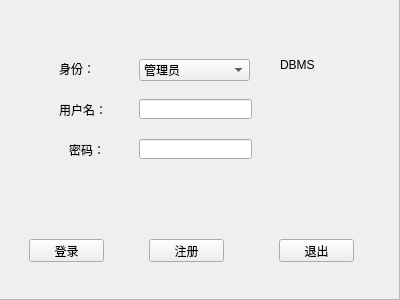
Above: landing.ui from jy-080610/DBMS before the change. Below: the same form after it.
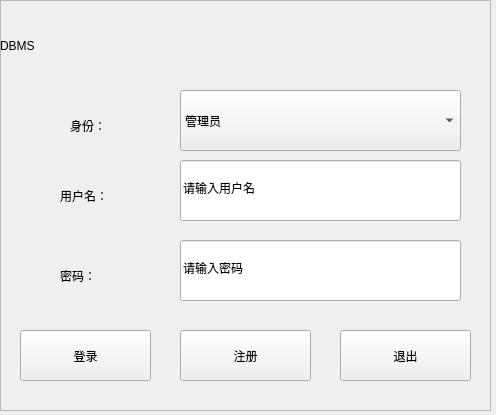
That is the form after the change.

What changed in the file:
```diff
--- a/landing.ui
+++ b/landing.ui
@@ -6,8 +6,8 @@
    <rect>
     <x>0</x>
     <y>0</y>
-    <width>400</width>
-    <height>300</height>
+    <width>496</width>
+    <height>415</height>
    </rect>
   </property>
   <property name="windowTitle">
@@ -19,10 +19,10 @@
   <widget class="QFrame" name="frame">
    <property name="geometry">
     <rect>
-     <x>-1</x>
-     <y>-1</y>
-     <width>401</width>
-     <height>301</height>
+     <x>0</x>
+     <y>0</y>
+     <width>491</width>
+     <height>411</height>
     </rect>
    </property>
    <property name="frameShape">
@@ -34,10 +34,10 @@
    <widget class="QComboBox" name="dbName">
     <property name="geometry">
      <rect>
-      <x>140</x>
-      <y>60</y>
-      <width>111</width>
-      <height>22</height>
+      <x>180</x>
+      <y>90</y>
+      <width>281</width>
+      <height>61</height>
      </rect>
     </property>
     <property name="editable">
@@ -55,10 +55,10 @@
    <widget class="QPushButton" name="logButton">
     <property name="geometry">
      <rect>
-      <x>30</x>
-      <y>240</y>
-      <width>75</width>
-      <height>23</height>
+      <x>20</x>
+      <y>330</y>
+      <width>131</width>
+      <height>51</height>
      </rect>
     </property>
     <property name="text">
@@ -68,10 +68,10 @@
    <widget class="QPushButton" name="registerButton">
     <property name="geometry">
      <rect>
-      <x>150</x>
-      <y>240</y>
-      <width>75</width>
-      <height>23</height>
+      <x>180</x>
+      <y>330</y>
+      <width>131</width>
+      <height>51</height>
      </rect>
     </property>
     <property name="text">
@@ -81,10 +81,10 @@
    <widget class="QPushButton" name="pushButton">
     <property name="geometry">
      <rect>
-      <x>280</x>
-      <y>240</y>
-      <width>75</width>
-      <height>23</height>
+      <x>340</x>
+      <y>330</y>
+      <width>131</width>
+      <height>51</height>
      </rect>
     </property>
     <property name="text">
@@ -94,32 +94,41 @@
    <widget class="QLineEdit" name="userName">
     <property name="geometry">
      <rect>
-      <x>140</x>
-      <y>100</y>
-      <width>113</width>
-      <height>20</height>
+      <x>180</x>
+      <y>160</y>
+      <width>281</width>
+      <height>61</height>
      </rect>
     </property>
+    <property name="text">
+     <string>请输入用户名</string>
+    </property>
    </widget>
    <widget class="QLineEdit" name="passWord">
     <property name="geometry">
      <rect>
-      <x>140</x>
-      <y>140</y>
-      <width>113</width>
-      <height>20</height>
+      <x>180</x>
+      <y>240</y>
+      <width>281</width>
+      <height>61</height>
      </rect>
     </property>
+    <property name="text">
+     <string>请输入密码</string>
+    </property>
    </widget>
    <widget class="QLabel" name="label">
     <property name="geometry">
      <rect>
-      <x>60</x>
-      <y>60</y>
-      <width>54</width>
-      <height>20</height>
+      <x>70</x>
+      <y>100</y>
+      <width>111</width>
+      <height>51</height>
      </rect>
     </property>
+    <property name="styleSheet">
+     <string notr="true">font: 13pt &quot;方正粗黑宋简体&quot;;</string>
+    </property>
     <property name="text">
      <string>身份：</string>
     </property>
@@ -128,11 +137,14 @@
     <property name="geometry">
      <rect>
       <x>60</x>
-      <y>100</y>
-      <width>54</width>
-      <height>21</height>
+      <y>170</y>
+      <width>111</width>
+      <height>51</height>
      </rect>
     </property>
+    <property name="styleSheet">
+     <string notr="true">font: 13pt &quot;方正粗黑宋简体&quot;;</string>
+    </property>
     <property name="text">
      <string>用户名：</string>
     </property>
@@ -140,12 +152,15 @@
    <widget class="QLabel" name="label_3">
     <property name="geometry">
      <rect>
-      <x>70</x>
-      <y>140</y>
-      <width>54</width>
-      <height>21</height>
+      <x>60</x>
+      <y>250</y>
+      <width>111</width>
+      <height>51</height>
      </rect>
     </property>
+    <property name="styleSheet">
+     <string notr="true">font: 13pt &quot;方正粗黑宋简体&quot;;</string>
+    </property>
     <property name="text">
      <string>密码：</string>
     </property>
@@ -153,10 +168,10 @@
    <widget class="QLabel" name="label_4">
     <property name="geometry">
      <rect>
-      <x>281</x>
-      <y>30</y>
-      <width>111</width>
-      <height>71</height>
+      <x>0</x>
+      <y>0</y>
+      <width>141</width>
+      <height>91</height>
      </rect>
     </property>
     <property name="styleSheet">
```
Left out of the diff: 2 changed lines with no effect on the pictures.
